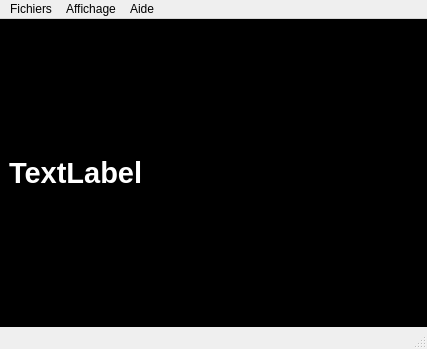
This is qtvsplayer.ui in surfzoid/QtVsPlayer as Qt 5 draws it before an edit. The edited form follows.
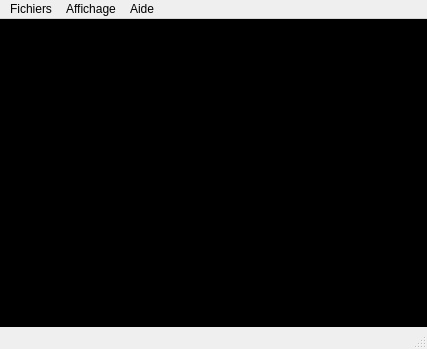
This is the edited form. Icons and pictures are not drawn.

Patch:
```diff
--- a/qtvsplayer.ui
+++ b/qtvsplayer.ui
@@ -103,65 +103,7 @@
    <property name="autoFillBackground">
     <bool>true</bool>
    </property>
-   <layout class="QHBoxLayout" name="horizontalLayout">
-    <item>
-     <widget class="QLabel" name="FsDisplay">
-      <property name="palette">
-       <palette>
-        <active>
-         <colorrole role="WindowText">
-          <brush brushstyle="SolidPattern">
-           <color alpha="255">
-            <red>255</red>
-            <green>255</green>
-            <blue>255</blue>
-           </color>
-          </brush>
-         </colorrole>
-        </active>
-        <inactive>
-         <colorrole role="WindowText">
-          <brush brushstyle="SolidPattern">
-           <color alpha="255">
-            <red>255</red>
-            <green>255</green>
-            <blue>255</blue>
-           </color>
-          </brush>
-         </colorrole>
-        </inactive>
-        <disabled>
-         <colorrole role="WindowText">
-          <brush brushstyle="SolidPattern">
-           <color alpha="255">
-            <red>190</red>
-            <green>190</green>
-            <blue>190</blue>
-           </color>
-          </brush>
-         </colorrole>
-        </disabled>
-       </palette>
-      </property>
-      <property name="font">
-       <font>
-        <pointsize>22</pointsize>
-        <weight>75</weight>
-        <bold>true</bold>
-       </font>
-      </property>
-      <property name="text">
-       <string>TextLabel</string>
-      </property>
-      <property name="textFormat">
-       <enum>Qt::AutoText</enum>
-      </property>
-      <property name="wordWrap">
-       <bool>true</bool>
-      </property>
-     </widget>
-    </item>
-   </layout>
+   <layout class="QHBoxLayout" name="horizontalLayout"/>
   </widget>
   <widget class="QMenuBar" name="menubar">
    <property name="geometry">
```
